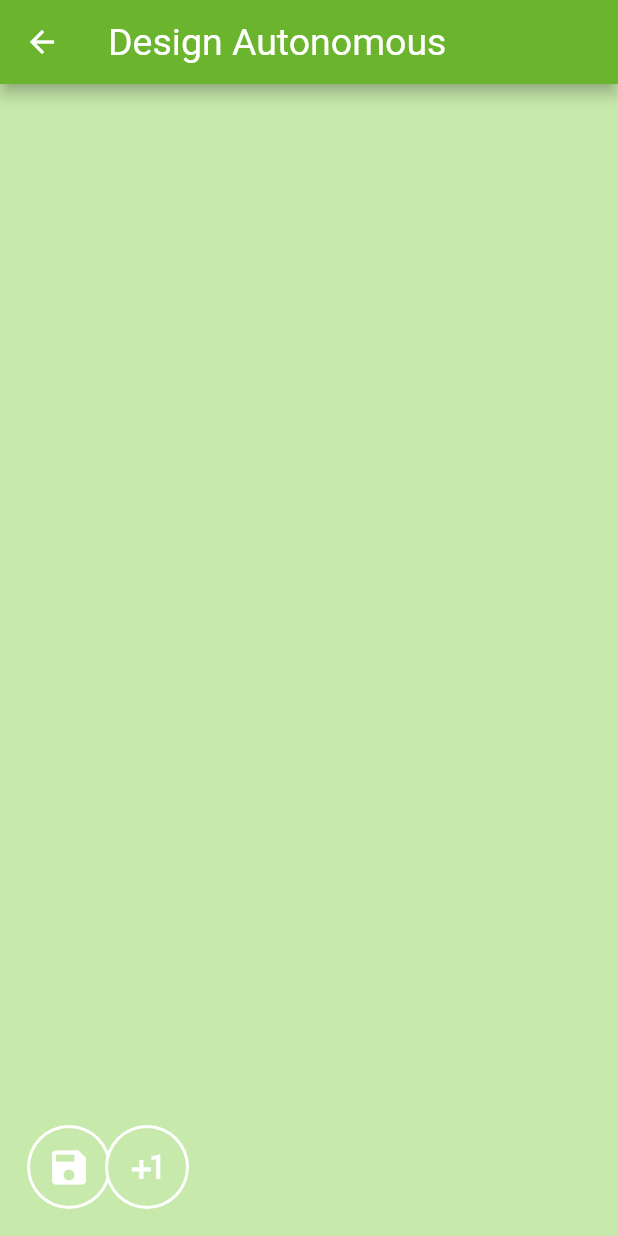
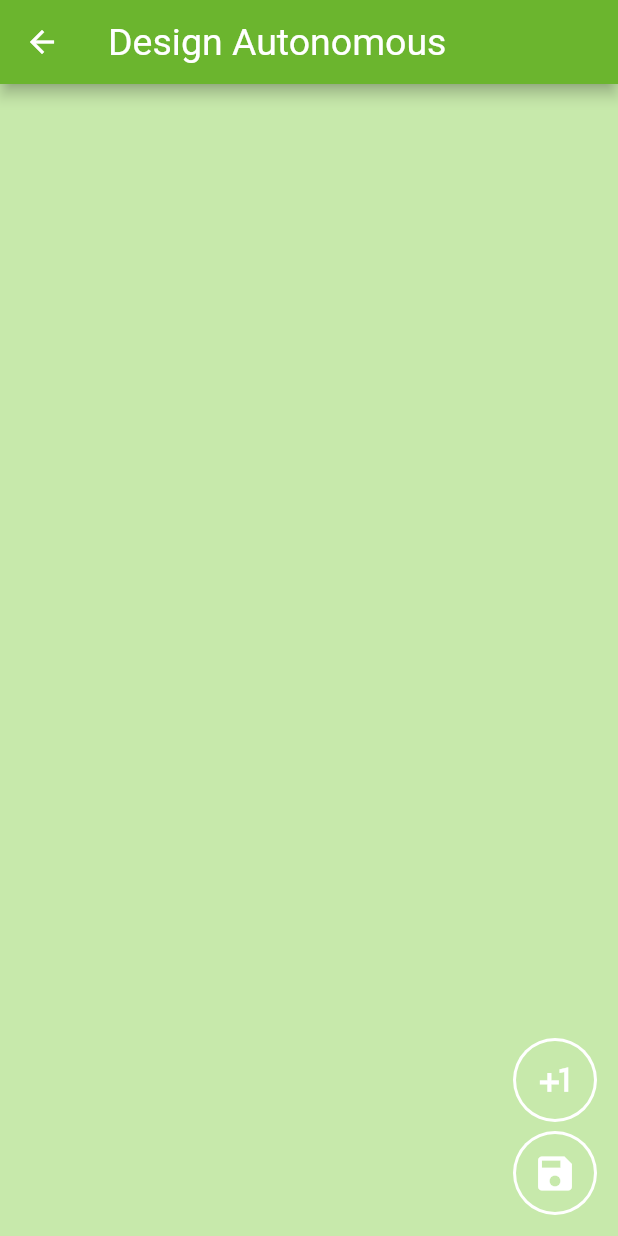
Before and after one commit to LiorBitton/FRC-scouting, a Flutter app: the NewSeasonLobby screen opened directly, after a tap on "Create Auton", on a phone screen of 412 x 824 dp. Run offline on Flutter 3.47's test engine with Material 2 defaults, Android fonts, the phone set to English and light mode, and no system bars; our stand-ins replace camera, firebase_auth, firebase_core, firebase_crashlytics, firebase_database, firebase_storage and 6 more; missing offline and left inert: holding_gesture; accounts and stored records are empty; Roboto replaces fonts that are missing (Acme).

Commit message:
Bug Fixes & UI Creation
added floating buttons to EditTab, Added options to create tabs for each of the tabs.
Fixed the bug the prevented users from Dragging TextCollector in EditTab

```diff
--- a/scouting_application/lib/screens/admin/edit_auto.dart
+++ b/scouting_application/lib/screens/admin/edit_tab.dart
@@ -17,32 +17,31 @@ class _EditTabState extends State<EditTab> {
   @override
   Widget build(BuildContext context) {
     return Scaffold(
-        bottomNavigationBar: Padding(
-          padding: const EdgeInsets.all(20.0),
-          child: Row(
+        floatingActionButton: Wrap(
+          direction: Axis.vertical,
           children: [
+            MenuButton(
+              onPressed: () {
+                _handleNewCollector();
+              },
+              isPrimary: false,
+              icon: const Icon(Icons.plus_one),
+              iconSize: 30,
+              extraPadding: 2,
+              padding: 2,
+            ),
+            const SizedBox(height: 10),
             MenuButton(
               onPressed: () {
                 _handleSave();
               },
               isPrimary: false,
-                icon: Icon(Icons.save),
-                iconSize: 30,
-                extraPadding: 2,
-                padding: 2,
-              ),
-              MenuButton(
-                onPressed: () {
-                  _handleNewCollector();
-                },
-                isPrimary: false,
-                icon: Icon(Icons.plus_one),
+              icon: const Icon(Icons.save),
               iconSize: 30,
               extraPadding: 2,
               padding: 2,
             ),
           ],
-          ),
         ),
         appBar: AppBar(
           title: Text("Design ${widget.tabName}"),
@@ -57,7 +56,6 @@ class _EditTabState extends State<EditTab> {
           children: [
             for (var item in _collectors)
               ListTile(
-                  leading: Icon(Icons.drag_handle_rounded),
                   title: IgnorePointer(child: item),
                   key: Key(item.getDataTag()))
           ],
@@ -87,9 +85,13 @@ class _EditTabState extends State<EditTab> {
             MaterialPageRoute(
                 builder: (context) => CollectorCreator(
                     senderTag: widget.tabName.substring(0, 2).toLowerCase()))))
-        as EverCollector;
+        as EverCollector?;
+    print(newWidget.toString());
+    if (newWidget != null)
       setState(() {
         _collectors.add(newWidget);
+        print(_collectors);
+        print("added to collectors");
       });
   }
 }
--- a/scouting_application/lib/screens/admin/new_season_lobby.dart
+++ b/scouting_application/lib/screens/admin/new_season_lobby.dart
@@ -1,11 +1,5 @@
 import 'package:flutter/material.dart';
-import 'package:scouting_application/screens/admin/edit_auto.dart';
-import 'package:scouting_application/widgets/collectors/count_collector.dart';
-import 'package:scouting_application/widgets/collectors/dropdown_collector.dart';
-import 'package:scouting_application/widgets/collectors/duration_collector.dart';
-import 'package:scouting_application/widgets/collectors/plus_minus_collector.dart';
-import 'package:scouting_application/widgets/collectors/switch_collector.dart';
-import 'package:scouting_application/widgets/collectors/text_collector.dart';
+import 'package:scouting_application/screens/admin/edit_tab.dart';
 
 class NewSeasonLobby extends StatelessWidget {
   const NewSeasonLobby({Key? key}) : super(key: key);
@@ -15,6 +9,7 @@ class NewSeasonLobby extends StatelessWidget {
     return Scaffold(
         appBar: AppBar(),
         body: Column(
+          crossAxisAlignment: CrossAxisAlignment.center,
           children: [
             TextButton(
                 style: ButtonStyle(
@@ -32,18 +27,49 @@ class NewSeasonLobby extends StatelessWidget {
                                 tabName: "Autonomous",
                               )));
                 })),
-            Spacer(),
-            CountCollector(title: "Count", dataTag: "Count"),
-            DropDownCollector(
-                dataTag: "dropDown",
-                options: ["option 1", "option2", "option3"],
-                title: "Dropdown"),
-            PlusMinusCollector(title: "Plus Minus", dataTag: "Plus Minus"),
-            SwitchCollector(title: "Switch", dataTag: "Switch"),
-            DurationCollector(title: "Duration", dataTag: "duration"),
-            TextCollector(
-                title: "title", dataTag: "text", hintText: "Free Text"),
-            Spacer()
+            TextButton(
+                style: ButtonStyle(
+                    backgroundColor:
+                        MaterialStateProperty.all<Color>(Colors.amber)),
+                child: Text(
+                  "Create Teleop",
+                  maxLines: 1,
+                ),
+                onPressed: (() {
+                  Navigator.push(
+                      context,
+                      MaterialPageRoute(
+                          builder: (context) => EditTab(
+                                tabName: "Teleop",
+                              )));
+                })),
+            TextButton(
+                style: ButtonStyle(
+                    backgroundColor:
+                        MaterialStateProperty.all<Color>(Colors.amber)),
+                child: Text(
+                  "Create Endgame",
+                ),
+                onPressed: (() {
+                  Navigator.push(
+                      context,
+                      MaterialPageRoute(
+                          builder: (context) => EditTab(
+                                tabName: "Endgame",
+                              )));
+                })),
+            // Spacer(),
+            // CountCollector(title: "Count", dataTag: "Count"),
+            // DropDownCollector(
+            //     dataTag: "dropDown",
+            //     options: ["option 1", "option2", "option3"],
+            //     title: "Dropdown"),
+            // PlusMinusCollector(title: "Plus Minus", dataTag: "Plus Minus"),
+            // SwitchCollector(title: "Switch", dataTag: "Switch"),
+            // DurationCollector(title: "Duration", dataTag: "duration"),
+            // TextCollector(
+            //     title: "title", dataTag: "text", hintText: "Free Text"),
+            // Spacer()
           ],
         ));
   }
```
Also changed, not shown: scouting_application/lib/widgets/collectors/text_collector.dart (+13 -4 lines). Lines whose indentation alone changed are shown as unchanged.
